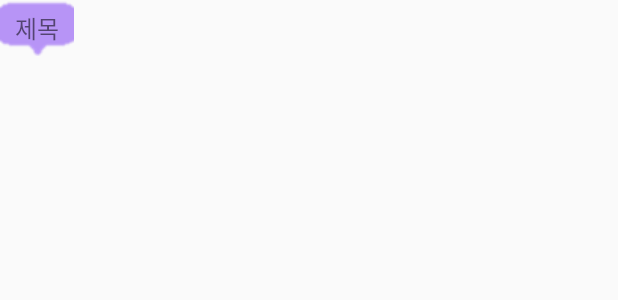
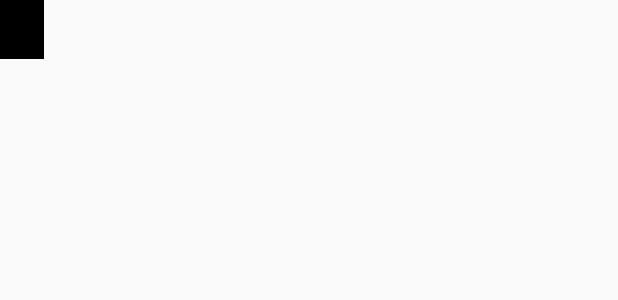
Before and after one commit to hoho00/naManAlZido, an Android app: the layout marker_layout.xml on its own in the app's theme, with its tools: preview values and no code run, on a phone screen of 412 x 824 dp. Shown: the top 300 px of the screen. Run offline under Robolectric (Android 15) with nearby library versions, the phone set to English and light mode, and no system bars.

Commit message:
2020.08.19 우리동네 커뮤니티 기능 추가

```diff
--- a/app/src/main/res/layout/marker_layout.xml
+++ b/app/src/main/res/layout/marker_layout.xml
@@ -2,16 +2,28 @@
 <FrameLayout
     xmlns:android="http://schemas.android.com/apk/res/android"
     android:layout_width="wrap_content"
-    android:layout_height="wrap_content" >
-
+    android:layout_height="wrap_content"
+    android:background="#000000">
+    <LinearLayout
+        android:layout_width="match_parent"
+        android:layout_height="match_parent"
+        android:orientation="vertical">
         <TextView
             android:id="@+id/MarkerLayout_Title"
             android:layout_width="wrap_content"
             android:layout_height="wrap_content"
-        android:background="@drawable/markericon"
             android:gravity="center"
             android:text="제목"
             android:textSize="16sp"
             android:fontFamily="@font/maplestory_light"/>
+        <TextView
+            android:layout_width="wrap_content"
+            android:layout_height="wrap_content"
+            android:text="시간"
+            android:layout_gravity="right"
+            android:textSize="10sp"
+            android:id="@+id/MarkerLayout_Time"
+            />
+    </LinearLayout>
 
 </FrameLayout>
```
Also changed, not shown: app/src/main/java/com/hackerton/googlemap/fragment/CommunityMapfragment.java (+24 -5 lines). Lines whose indentation alone changed are shown as unchanged.
